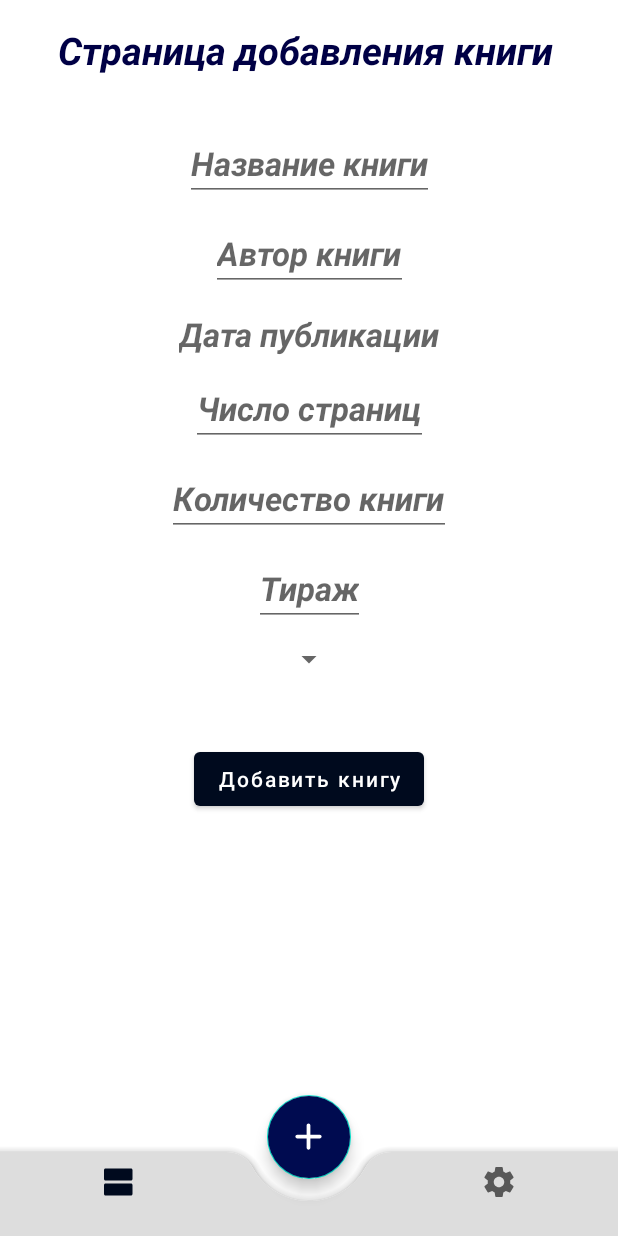
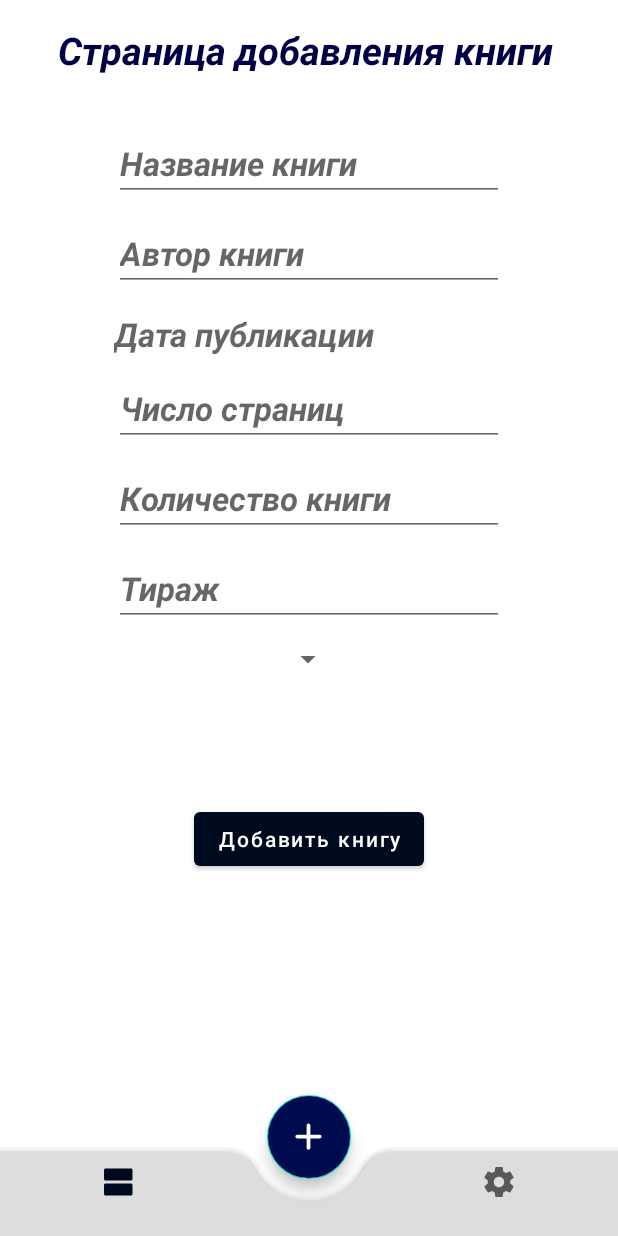
Before and after one commit to timmitof/DataBaseApplication, an Android app: the AddBookFragment screen opened through its navigation route, on a phone screen of 412 x 824 dp. Run offline under Robolectric (Android 15) with nearby library versions, the phone set to English and light mode, and no system bars; our stand-ins replace Room's generated code, navigation-ui.

Commit message:
update 1

```diff
--- a/app/src/main/res/layout/fragment_add_book.xml
+++ b/app/src/main/res/layout/fragment_add_book.xml
@@ -25,6 +25,7 @@
         android:layout_height="wrap_content"
         android:layout_marginTop="84dp"
         android:hint="@string/book_name_hint"
+        android:ems="10"
         android:textSize="22sp"
         android:textStyle="italic|bold"
         app:layout_constraintEnd_toEndOf="parent"
@@ -37,6 +38,7 @@
         android:layout_height="wrap_content"
         android:hint="@string/author_hint"
         android:textSize="22sp"
+        android:ems="10"
         android:layout_margin="10dp"
         android:textStyle="italic|bold"
         app:layout_constraintEnd_toEndOf="parent"
@@ -51,6 +53,7 @@
         android:hint="@string/publication_date_hint"
         android:inputType="date"
         android:textSize="22sp"
+        android:ems="10"
         android:clickable="true"
         android:layout_margin="14dp"
         android:textStyle="italic|bold"
@@ -65,6 +68,7 @@
         android:layout_height="wrap_content"
         android:hint="@string/amount_page_hint"
         android:textSize="22sp"
+        android:ems="10"
         android:inputType="number"
         android:layout_margin="10dp"
         android:textStyle="italic|bold"
@@ -80,6 +84,7 @@
         android:hint="@string/amount_hint"
         android:textSize="22sp"
         android:inputType="number"
+        android:ems="10"
         android:layout_margin="10dp"
         android:textStyle="italic|bold"
         app:layout_constraintEnd_toEndOf="parent"
@@ -94,6 +99,7 @@
         android:hint="@string/place_hint"
         android:textSize="22sp"
         android:layout_margin="10dp"
+        android:ems="10"
         android:textStyle="italic|bold"
         app:layout_constraintEnd_toEndOf="parent"
         app:layout_constraintStart_toStartOf="parent"
@@ -105,10 +111,12 @@
         android:layout_width="wrap_content"
         android:layout_height="wrap_content"
         android:layout_margin="10dp"
+        android:layout_marginTop="24dp"
+        android:spinnerMode="dropdown"
         android:textSize="30sp"
-        android:spinnerMode="dropdown"
         android:textStyle="italic|bold"
         app:layout_constraintEnd_toEndOf="parent"
+        app:layout_constraintHorizontal_bias="0.498"
         app:layout_constraintStart_toStartOf="parent"
         app:layout_constraintTop_toBottomOf="@+id/book_place" />
 
@@ -116,9 +124,9 @@
         android:id="@+id/add_book_btn"
         android:layout_width="wrap_content"
         android:layout_height="wrap_content"
-        android:layout_marginTop="44dp"
+        android:layout_marginTop="84dp"
+        android:text="@string/add_book_btn"
         android:textAllCaps="false"
-        android:text="@string/add_book_btn"
         app:layout_constraintEnd_toEndOf="parent"
         app:layout_constraintStart_toStartOf="parent"
         app:layout_constraintTop_toBottomOf="@+id/genre_select" />
```
